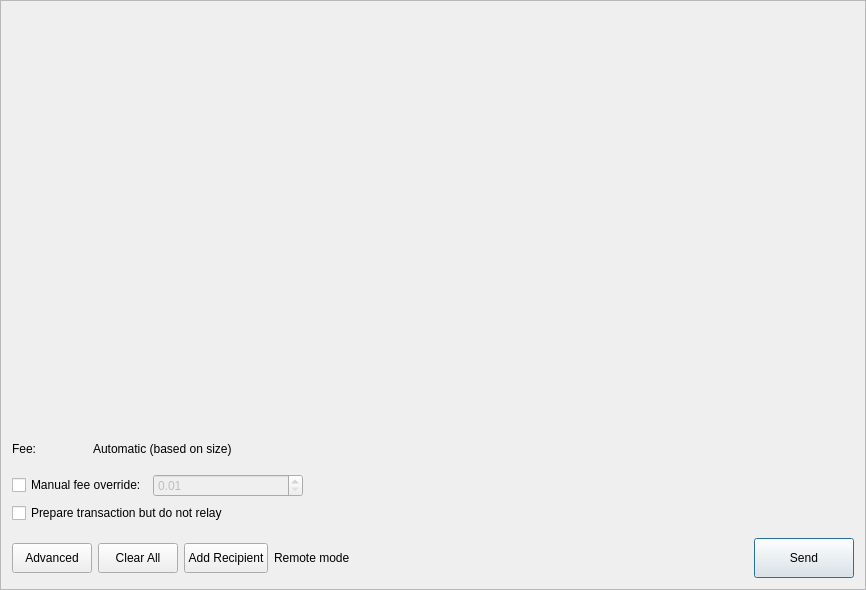
The window that src/gui/ui/sendframe.ui (discretecoin/discrete-wallet) describes before a commit, drawn with Qt 5.
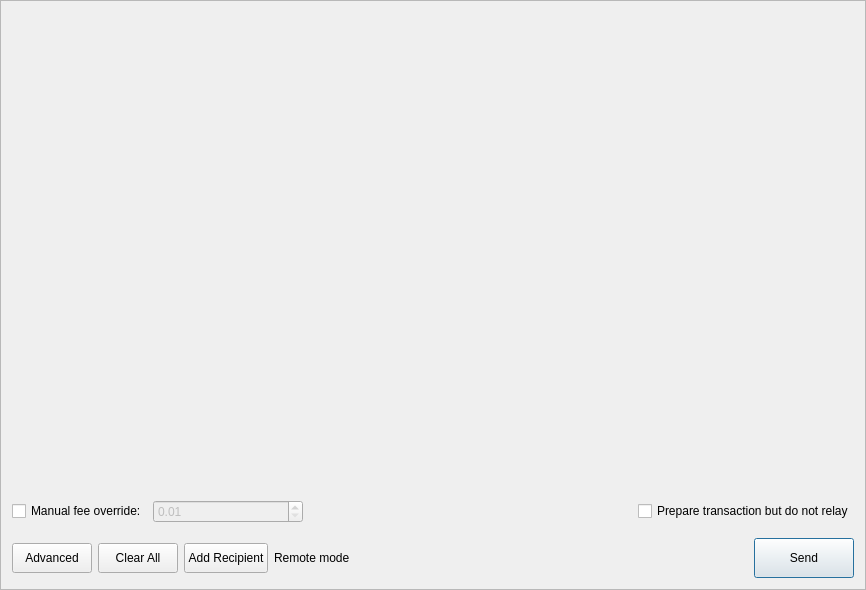
The same window after the commit. Icons and pictures are not drawn.

Patch:
```diff
--- a/src/gui/ui/sendframe.ui
+++ b/src/gui/ui/sendframe.ui
@@ -33,8 +33,8 @@
        <rect>
         <x>0</x>
         <y>0</y>
-        <width>846</width>
-        <height>373</height>
+        <width>842</width>
+        <height>461</height>
        </rect>
       </property>
       <layout class="QVBoxLayout" name="m_send_frame_layout">
@@ -67,52 +67,6 @@
      </widget>
     </widget>
    </item>
-   <item>
-    <layout class="QHBoxLayout" name="feeRowLayout">
-     <item>
-      <widget class="QLabel" name="label_3">
-       <property name="minimumSize">
-        <size>
-         <width>75</width>
-         <height>0</height>
-        </size>
-       </property>
-       <property name="maximumSize">
-        <size>
-         <width>100</width>
-         <height>16777215</height>
-        </size>
-       </property>
-       <property name="text">
-        <string>Fee:</string>
-       </property>
-      </widget>
-     </item>
-     <item>
-      <widget class="QLabel" name="m_feeEstimateLabel">
-       <property name="toolTip">
-        <string>Discrete's network fee is a fixed, size-based amount set automatically when the transaction is created (~0.01 XDS per 4 KB). The exact fee is recorded in your transaction history.</string>
-       </property>
-       <property name="text">
-        <string>Automatic (based on size)</string>
-       </property>
-      </widget>
-     </item>
-     <item>
-      <spacer name="feeRowSpacer">
-       <property name="orientation">
-        <enum>Qt::Horizontal</enum>
-       </property>
-       <property name="sizeHint" stdset="0">
-        <size>
-         <width>100</width>
-         <height>20</height>
-        </size>
-       </property>
-      </spacer>
-     </item>
-    </layout>
-   </item>
    <item>
     <widget class="QFrame" name="m_advancedWidget">
      <layout class="QGridLayout" name="advancedGridLayout">
@@ -125,10 +79,13 @@
       <property name="rightMargin">
        <number>0</number>
       </property>
-      <item row="0" column="0">
-       <widget class="QCheckBox" name="m_manualFeeCheckBox">
+      <item row="0" column="3">
+       <widget class="QCheckBox" name="dontRelayCheckBox">
+        <property name="toolTip">
+         <string>Build and sign the transaction, then show its raw hex without sending it to the network.</string>
+        </property>
         <property name="text">
-         <string>Manual fee override:</string>
+         <string>Prepare transaction but do not relay</string>
         </property>
        </widget>
       </item>
@@ -191,13 +148,10 @@
         </property>
        </widget>
       </item>
-      <item row="1" column="0" colspan="3">
-       <widget class="QCheckBox" name="dontRelayCheckBox">
-        <property name="toolTip">
-         <string>Build and sign the transaction, then show its raw hex without sending it to the network.</string>
-        </property>
+      <item row="0" column="0">
+       <widget class="QCheckBox" name="m_manualFeeCheckBox">
         <property name="text">
-         <string>Prepare transaction but do not relay</string>
+         <string>Manual fee override:</string>
         </property>
        </widget>
       </item>
```
Left out of the diff: 77 changed lines with no effect on the pictures.
